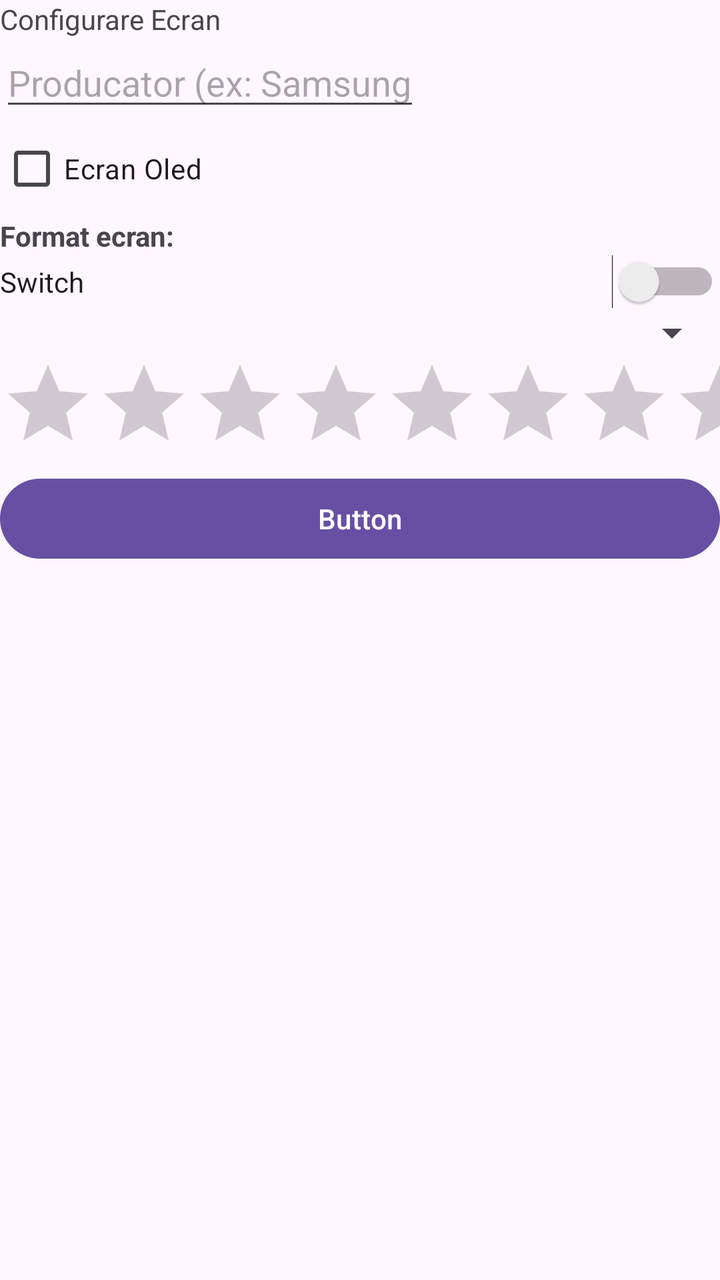
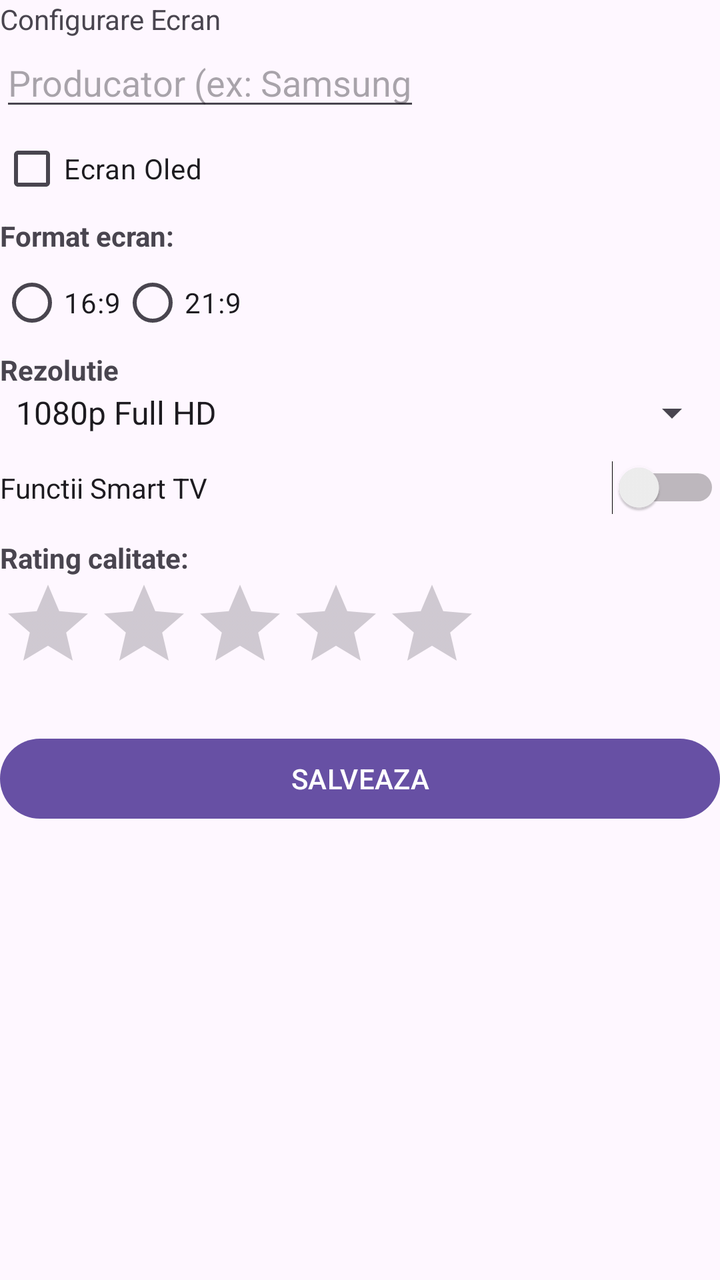

An Android layout rendered at two revisions. The XML below is the earlier revision; the diff shows what the commit changed to produce the second picture.
<!-- AndroidManifest.xml: application theme Theme.Fodor_Eusebiu_ActivitateDAM2026 -->
<!-- res/layout/activity_adauga_ecran.xml -->
<?xml version="1.0" encoding="utf-8"?>
<LinearLayout xmlns:android="http://schemas.android.com/apk/res/android"
    xmlns:app="http://schemas.android.com/apk/res-auto"
    xmlns:tools="http://schemas.android.com/tools"
    android:id="@+id/main"
    android:layout_width="match_parent"
    android:layout_height="match_parent"
    android:orientation="vertical"
    tools:context=".AdaugaEcran">

    <LinearLayout
        android:layout_width="match_parent"
        android:layout_height="wrap_content"
        android:orientation="vertical">

        <TextView
            android:id="@+id/textView"
            android:layout_width="match_parent"
            android:layout_height="wrap_content"
            android:text="Configurare Ecran"
            tools:layout_editor_absoluteX="172dp"
            tools:layout_editor_absoluteY="136dp" />

        <EditText
            android:id="@+id/etProducator"
            android:layout_width="wrap_content"
            android:layout_height="wrap_content"
            android:ems="10"
            android:inputType="text"
            android:hint="@string/producator_ex_samsung"
            tools:layout_editor_absoluteX="93dp"
            tools:layout_editor_absoluteY="225dp" />

        <CheckBox
            android:id="@+id/cbOled"
            android:layout_width="match_parent"
            android:layout_height="wrap_content"
            android:text="Ecran Oled" />
        <TextView
            android:layout_width="wrap_content"
            android:layout_height="wrap_content"
            android:text="Format ecran:"
            android:textStyle="bold" />
        <RadioGroup
            android:id="@+id/rgFormat"
            android:layout_width="match_parent"
            android:layout_height="wrap_content"
            android:orientation="horizontal"/>

        <Switch
            android:id="@+id/switch1"
            android:layout_width="match_parent"
            android:layout_height="wrap_content"
            android:text="Switch" />

        <Spinner
            android:id="@+id/spinner"
            android:layout_width="match_parent"
            android:layout_height="wrap_content" />

        <RatingBar
            android:id="@+id/ratingBar"
            android:layout_width="match_parent"
            android:layout_height="wrap_content" />

        <Button
            android:id="@+id/button"
            android:layout_width="match_parent"
            android:layout_height="wrap_content"
            android:text="Button" />

    </LinearLayout>

</LinearLayout>
<!-- resources referenced by this layout -->
<resources>
  <string name="producator_ex_samsung">Producator (ex: Samsung)</string>
  <style name="Theme.Fodor_Eusebiu_ActivitateDAM2026" parent="Base.Theme.Fodor_Eusebiu_ActivitateDAM2026" />
  <style name="Base.Theme.Fodor_Eusebiu_ActivitateDAM2026" parent="Theme.Material3.DayNight.NoActionBar">
          
          
      </style>
</resources>

<!-- the commit's change to res/layout/activity_adauga_ecran.xml (unified diff, before → after) -->
@@ -45,29 +45,58 @@
             android:id="@+id/rgFormat"
             android:layout_width="match_parent"
             android:layout_height="wrap_content"
-            android:orientation="horizontal"/>
+            android:orientation="horizontal">
+            <RadioButton
+                android:id="@+id/rb1"
+                android:layout_width="wrap_content"
+                android:layout_height="wrap_content"
+                android:text="16:9" />
+            <RadioButton
+                android:id="@+id/radioButton"
+                android:layout_width="wrap_content"
+                android:layout_height="wrap_content"
+                android:text="21:9" />
+        </RadioGroup>
+
+        <TextView
+            android:layout_width="wrap_content"
+            android:layout_height="wrap_content"
+            android:text="Rezolutie"
+            android:textStyle="bold"/>
+        <Spinner
+            android:id="@+id/spinnerRezolutie"
+            android:layout_width="match_parent"
+            android:layout_height="match_parent"
+            android:entries="@array/rezolutii_array"
+            android:layout_marginBottom="12dp"/>
 
         <Switch
-            android:id="@+id/switch1"
+            android:id="@+id/switchSmart"
             android:layout_width="match_parent"
             android:layout_height="wrap_content"
-            android:text="Switch" />
+            android:text="Functii Smart TV"
+            android:layout_marginBottom="12dp"/>
 
-        <Spinner
-            android:id="@+id/spinner"
-            android:layout_width="match_parent"
-            android:layout_height="wrap_content" />
+        <TextView
+            android:layout_width="wrap_content"
+            android:layout_height="wrap_content"
+            android:text="Rating calitate:"
+            android:textStyle="bold"/>
 
         <RatingBar
             android:id="@+id/ratingBar"
-            android:layout_width="match_parent"
-            android:layout_height="wrap_content" />
+            android:layout_width="wrap_content"
+            android:layout_height="wrap_content"
+            android:numStars="5"
+            android:stepSize="0.5"
+            android:layout_marginBottom="20dp"/>
 
         <Button
-            android:id="@+id/button"
+            android:id="@+id/btnSalveaza"
             android:layout_width="match_parent"
             android:layout_height="wrap_content"
-            android:text="Button" />
+            android:text="SALVEAZA" />
+
 
     </LinearLayout>
 
<!-- resource entries referenced after the edit -->
@@ -1,5 +1,10 @@
 <!-- resources referenced by this layout -->
 <resources>
+  <string-array name="rezolutii_array">
+          <item>1080p Full HD</item>
+          <item>1440p Quad HD</item>
+          <item>4k Ultra HD</item>
+      </string-array>
   <string name="producator_ex_samsung">Producator (ex: Samsung)</string>
   <style name="Theme.Fodor_Eusebiu_ActivitateDAM2026" parent="Base.Theme.Fodor_Eusebiu_ActivitateDAM2026" />
   <style name="Base.Theme.Fodor_Eusebiu_ActivitateDAM2026" parent="Theme.Material3.DayNight.NoActionBar">
